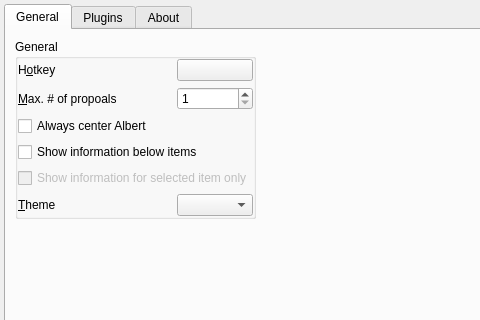
This is src/application/settingswidget/settingswidget.ui in albertlauncher/albert as Qt 5 draws it before an edit; both pictures show x 0 to 480 and y 0 to 320 of the 800 by 450 pixel window. The edited form follows.
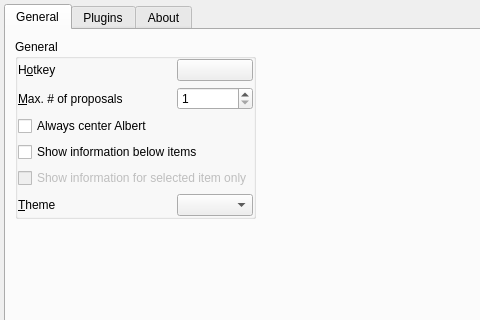
This is the edited form. The open tabs and pages were chosen to show the change. Icons and pictures are not drawn. Custom widgets are drawn as their Qt base class.

The edit to the form file:
```diff
--- a/src/application/settingswidget/settingswidget.ui
+++ b/src/application/settingswidget/settingswidget.ui
@@ -100,7 +100,7 @@
             <item row="1" column="0">
              <widget class="QLabel" name="label_2">
               <property name="text">
-               <string>&amp;Max. # of propoals</string>
+               <string>&amp;Max. # of proposals</string>
               </property>
               <property name="buddy">
                <cstring>spinBox_proposals</cstring>
```
